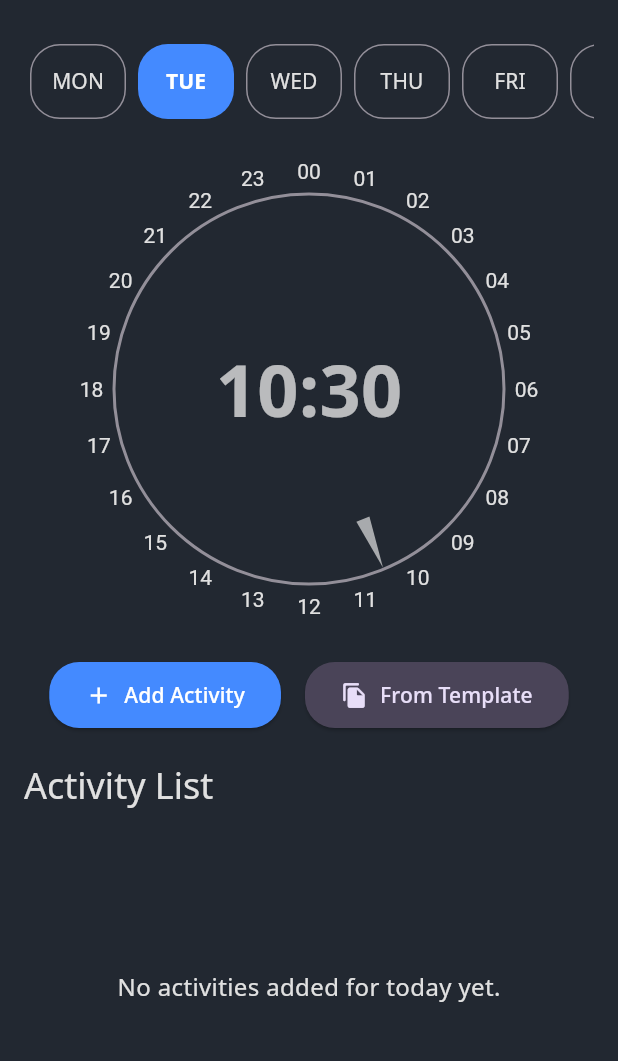
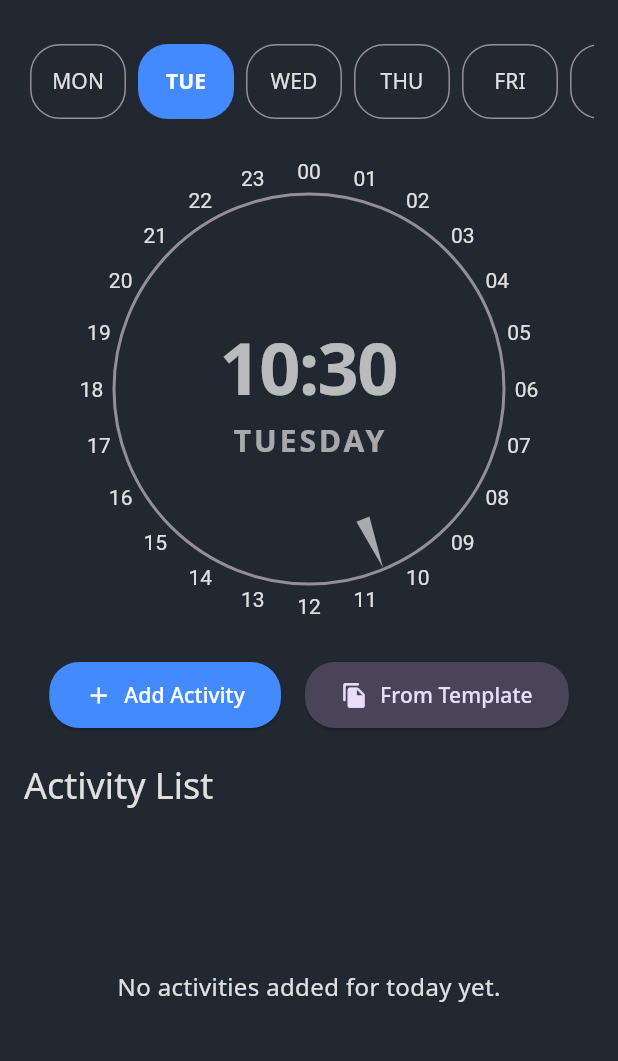
Before and after one commit to neastsy/planner, a Flutter app: the screen it shows after launch, on a phone screen of 412 x 824 dp, the part 64-1125 px from its top. Run offline on Flutter 3.47's test engine with Material 3 defaults, Android fonts, the phone set to English and light mode, and no system bars; our stand-ins replace fl_chart, flutter_colorpicker, flutter_local_notifications, flutter_timezone, google_fonts, hive and 2 more; accounts and stored records are empty.

Commit message:
add days on clock

```diff
--- a/lib/l10n/app_localizations.dart
+++ b/lib/l10n/app_localizations.dart
@@ -681,6 +681,54 @@ abstract class AppLocalizations {
   /// In tr, this message translates to:
   /// **'Etiketsiz'**
   String get untagged;
+
+  /// No description provided for @todayIs.
+  ///
+  /// In tr, this message translates to:
+  /// **'Bugün {dayName}'**
+  String todayIs(String dayName);
+
+  /// No description provided for @fullDay_monday.
+  ///
+  /// In tr, this message translates to:
+  /// **'Pazartesi'**
+  String get fullDay_monday;
+
+  /// No description provided for @fullDay_tuesday.
+  ///
+  /// In tr, this message translates to:
+  /// **'Salı'**
+  String get fullDay_tuesday;
+
+  /// No description provided for @fullDay_wednesday.
+  ///
+  /// In tr, this message translates to:
+  /// **'Çarşamba'**
+  String get fullDay_wednesday;
+
+  /// No description provided for @fullDay_thursday.
+  ///
+  /// In tr, this message translates to:
+  /// **'Perşembe'**
+  String get fullDay_thursday;
+
+  /// No description provided for @fullDay_friday.
+  ///
+  /// In tr, this message translates to:
+  /// **'Cuma'**
+  String get fullDay_friday;
+
+  /// No description provided for @fullDay_saturday.
+  ///
+  /// In tr, this message translates to:
+  /// **'Cumartesi'**
+  String get fullDay_saturday;
+
+  /// No description provided for @fullDay_sunday.
+  ///
+  /// In tr, this message translates to:
+  /// **'Pazar'**
+  String get fullDay_sunday;
 }
 
 class _AppLocalizationsDelegate
--- a/lib/screens/planner_home_page.dart
+++ b/lib/screens/planner_home_page.dart
@@ -65,6 +65,30 @@ class _PlannerHomePageState extends State<PlannerHomePage> {
     if (mounted) {
       setState(() => _currentTime =
           "${DateTime.now().hour.toString().padLeft(2, '0')}:${DateTime.now().minute.toString().padLeft(2, '0')}");
+    }
+  }
+
+  String _getLocalizedTodayName(BuildContext context) {
+    final l10n = AppLocalizations.of(context)!;
+    final weekday = DateTime.now().weekday;
+
+    switch (weekday) {
+      case DateTime.monday:
+        return l10n.fullDay_monday;
+      case DateTime.tuesday:
+        return l10n.fullDay_tuesday;
+      case DateTime.wednesday:
+        return l10n.fullDay_wednesday;
+      case DateTime.thursday:
+        return l10n.fullDay_thursday;
+      case DateTime.friday:
+        return l10n.fullDay_friday;
+      case DateTime.saturday:
+        return l10n.fullDay_saturday;
+      case DateTime.sunday:
+        return l10n.fullDay_sunday;
+      default:
+        return '';
     }
   }
 
@@ -939,13 +963,34 @@ class _PlannerHomePageState extends State<PlannerHomePage> {
               );
             },
             child: Center(
-              child: Text(
+              // YENİ: Saati ve gün adını dikeyde hizalamak için Column kullanıyoruz.
+              child: Column(
+                mainAxisAlignment: MainAxisAlignment.center,
+                children: [
+                  // Saat metni
+                  Text(
                     _currentTime,
                     style: TextStyle(
                       color: clockColor,
                       fontSize: 48,
                       fontWeight: FontWeight.bold,
+                      // Harfler arasındaki boşluğu azaltarak daha kompakt bir görünüm sağlar.
+                      letterSpacing: -1.0,
                     ),
+                  ),
+                  // Gün adı metni
+                  Text(
+                    // Daha önce eklediğimiz yardımcı metodu burada kullanıyoruz.
+                    _getLocalizedTodayName(context).toUpperCase(),
+                    style: TextStyle(
+                      color: clockColor?.withOpacity(0.7),
+                      fontSize: 20,
+                      fontWeight: FontWeight.bold,
+                      // Harfler arasındaki boşluğu artırarak daha estetik bir görünüm sağlar.
+                      letterSpacing: 2.0,
+                    ),
+                  ),
+                ],
               ),
             ),
           ),
```
Also changed, not shown: lib/l10n/app_ar.arb (+17 -1 lines), lib/l10n/app_de.arb (+17 -1 lines), lib/l10n/app_en.arb (+17 -1 lines), lib/l10n/app_es.arb (+17 -1 lines), lib/l10n/app_fr.arb (+17 -1 lines), lib/l10n/app_ja.arb (+17 -1 lines), lib/l10n/app_localizations_ar.dart (+26 -0 lines), lib/l10n/app_localizations_de.dart (+26 -0 lines), lib/l10n/app_localizations_en.dart (+26 -0 lines), lib/l10n/app_localizations_es.dart (+26 -0 lines), lib/l10n/app_localizations_fr.dart (+26 -0 lines), lib/l10n/app_localizations_ja.dart (+26 -0 lines), lib/l10n/app_localizations_ru.dart (+26 -0 lines), lib/l10n/app_localizations_tr.dart (+26 -0 lines), 4 more files. Lines whose indentation alone changed are shown as unchanged.
